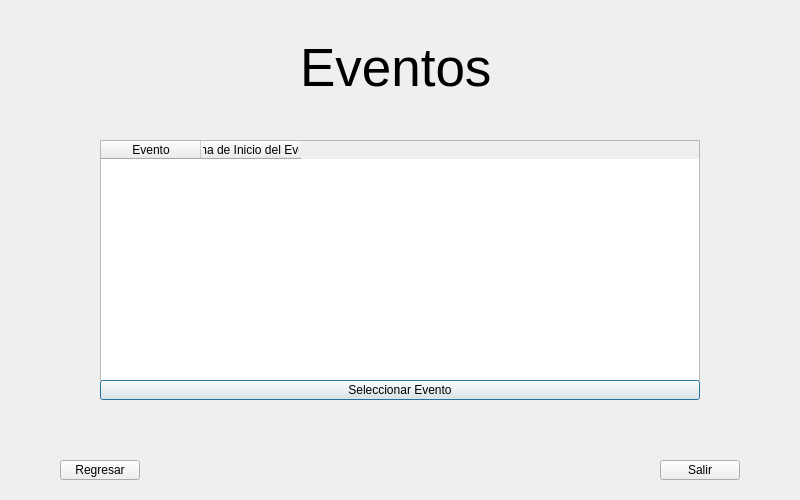
This is project/sportywindow.ui in EduuardoPerez/Championship as Qt 5 draws it before an edit. The edited form follows.
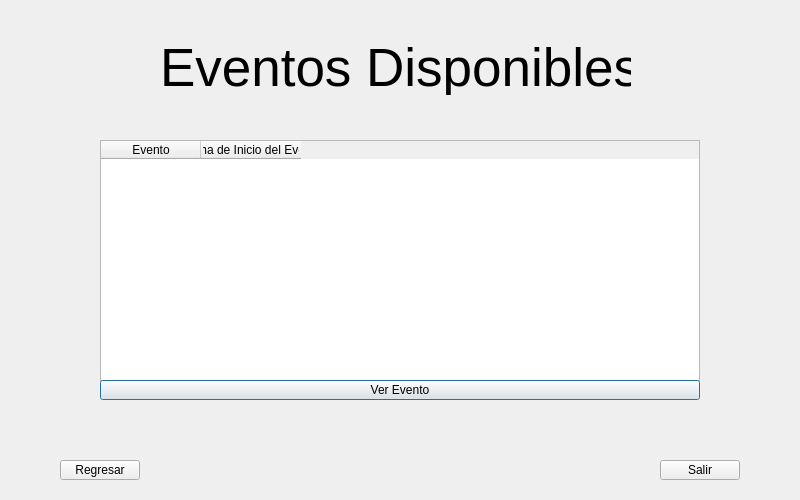
This is the edited form. Icons and pictures are not drawn.

Commit message: Se comenzaron a implementar arboles para manejar los datos de los eventos

Patch:
```diff
--- a/project/sportywindow.ui
+++ b/project/sportywindow.ui
@@ -62,15 +62,15 @@
     </rect>
    </property>
    <property name="text">
-    <string>Seleccionar Evento</string>
+    <string>Ver Evento</string>
    </property>
   </widget>
   <widget class="QLabel" name="qlTitulo">
    <property name="geometry">
     <rect>
-     <x>300</x>
+     <x>160</x>
      <y>40</y>
-     <width>341</width>
+     <width>471</width>
      <height>55</height>
     </rect>
    </property>
@@ -80,7 +80,7 @@
     </font>
    </property>
    <property name="text">
-    <string>Eventos</string>
+    <string>Eventos Disponibles</string>
    </property>
   </widget>
   <widget class="QPushButton" name="pbSalir">
```
Left out of the diff: 4 changed lines with no effect on the pictures. The commit also changes 200 other files.
